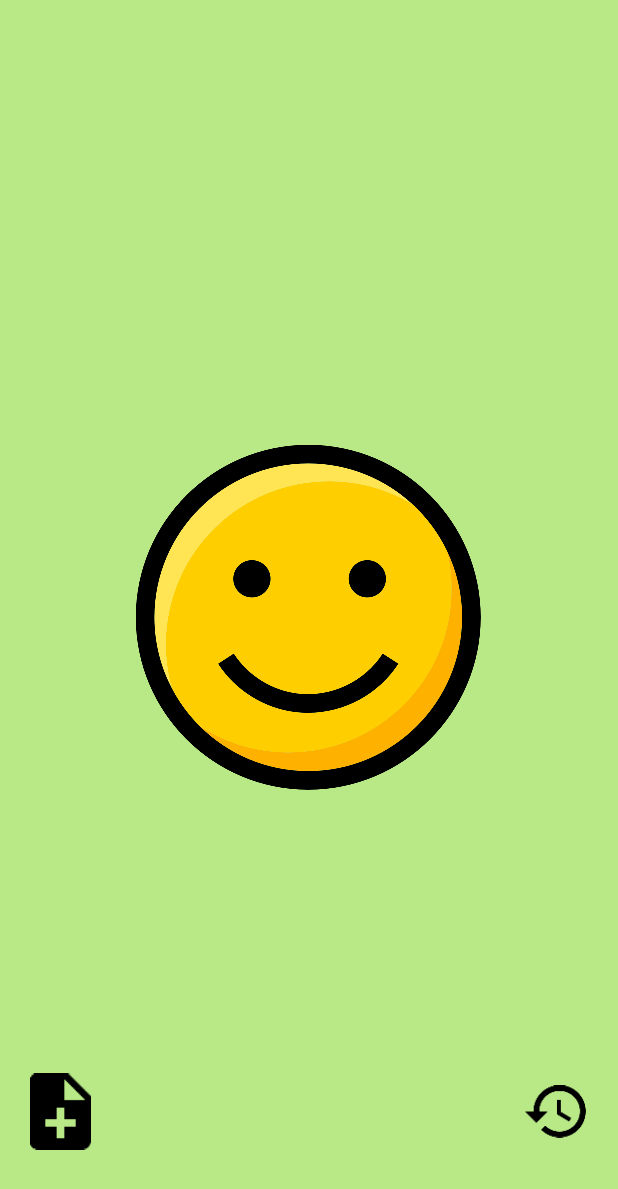
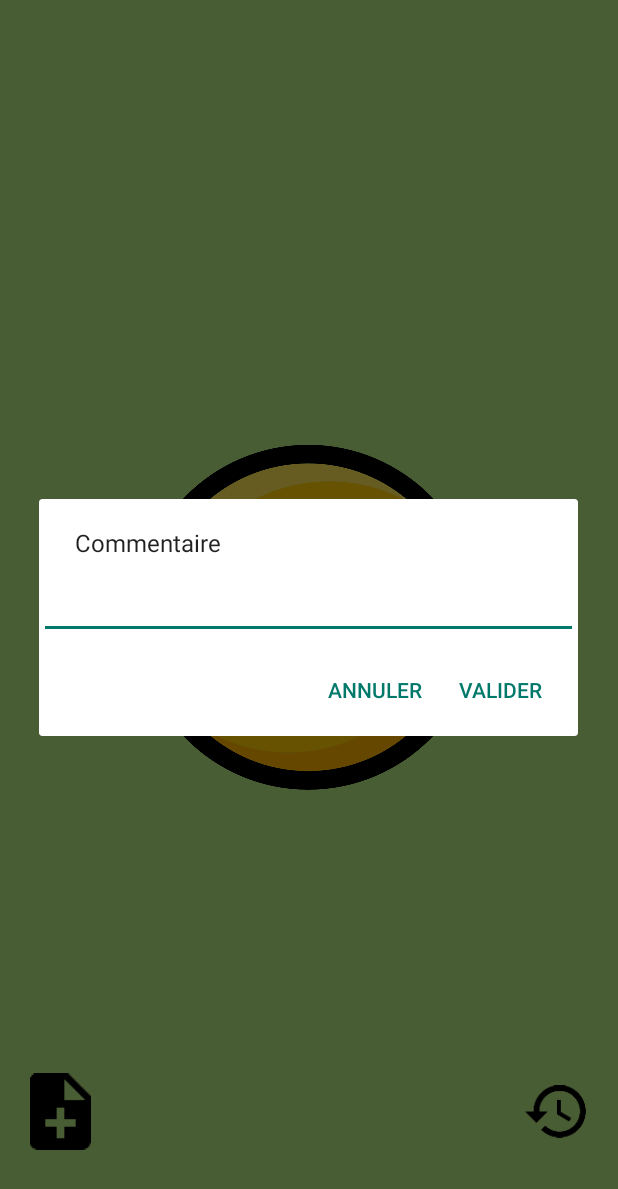
Before and after one commit to AnthonyMineo/MoodTracker, an Android app: the screen it shows after launch (MainActivity), after a tap on an icon or button, on a phone screen of 412 x 824 dp. Shown: the top 1189 px of the screen. Run offline under Robolectric (Android 15) with nearby library versions, the phone set to English and light mode, and no system bars.

Commit message:
add alertdialog on note button

```diff
--- a/app/src/main/java/com/denma/moodtracker/Controller/HistoryActivity.java
+++ b/app/src/main/java/com/denma/moodtracker/Controller/HistoryActivity.java
@@ -176,7 +176,7 @@ public class HistoryActivity extends AppCompatActivity {
     private void setXmlFromData(List<DailyMood> WeekMoodList){
         for(int i = 0; i < WeekMoodList.size(); i ++){
             mMoodTable[i].setText(WeekMoodList.get(i).getDailyMood());
-            if(WeekMoodList.get(i).getDailyCommentary() != "")
+            if(!(WeekMoodList.get(i).getDailyCommentary().equals("")))
                 mCommentaryTable[i].setVisibility(View.VISIBLE);
             setWidthForMoodLayout(WeekMoodList.get(i), mLayoutTable[i]);
         }
--- a/app/src/main/java/com/denma/moodtracker/Controller/MainActivity.java
+++ b/app/src/main/java/com/denma/moodtracker/Controller/MainActivity.java
@@ -1,12 +1,16 @@
 package com.denma.moodtracker.Controller;
 
+import android.content.DialogInterface;
 import android.content.Intent;
+import android.support.v7.app.AlertDialog;
 import android.support.v7.app.AppCompatActivity;
 import android.os.Bundle;
 import android.view.Display;
 import android.view.View;
+import android.widget.EditText;
 import android.widget.FrameLayout;
 import android.widget.ImageView;
+import android.widget.LinearLayout;
 
 import com.denma.moodtracker.Model.DailyMood;
 import com.denma.moodtracker.Model.DailyMoodDAO;
@@ -63,10 +67,14 @@ public class MainActivity extends AppCompatActivity {
         DailyMoodDAO testDB = new DailyMoodDAO(this);
         testDB.open();
 
-
-        testDB.addDailyMood(new DailyMood(0, ":D", "Enfin ca fonctionne !"));
+        /*
+        testDB.addDailyMood(new DailyMood(0, ":D", "C'est trop ENOOOORRRMMEEEE !"));
         testDB.addDailyMood(new DailyMood(0, ":|", "J'ai encore mal aux dents"));
+        testDB.addDailyMood(new DailyMood(0, ":/", ""));
+        testDB.addDailyMood(new DailyMood(0, ":(", "J'ai pas encore vue l'épisode de RWBY !"));
         testDB.addDailyMood(new DailyMood(0, ":)", "mais j'ai bien avancé"));
+        testDB.addDailyMood(new DailyMood(0, ":|", ""));
+        testDB.addDailyMood(new DailyMood(0, ":D", "Enfin ca fonctionne !"));*/
 
         /*
         testDB.supDailyMood(new DailyMood(0, "", ""));
@@ -75,7 +83,8 @@ public class MainActivity extends AppCompatActivity {
         testDB.supDailyMood(new DailyMood(3, "", ""));
         testDB.supDailyMood(new DailyMood(4, "", ""));
         testDB.supDailyMood(new DailyMood(5, "", ""));
-        testDB.supDailyMood(new DailyMood(6, "", ""));*/
+        testDB.supDailyMood(new DailyMood(6, "", ""));
+        testDB.supDailyMood(new DailyMood(7, "", ""));*/
 
 
         mHistoryBlack.setOnClickListener(new View.OnClickListener() {
@@ -89,7 +98,32 @@ public class MainActivity extends AppCompatActivity {
         mNoteAddBlack.setOnClickListener(new View.OnClickListener() {
             @Override
             public void onClick(View view) {
-                //Alertdialog with edittext to do
+                AlertDialog.Builder alertDialog = new AlertDialog.Builder(MainActivity.this);
+                alertDialog.setMessage("Commentaire");
+
+                final EditText comInput = new EditText(MainActivity.this);
+                LinearLayout.LayoutParams layoutParams = new LinearLayout.LayoutParams(LinearLayout.LayoutParams.MATCH_PARENT, LinearLayout.LayoutParams.MATCH_PARENT);
+                comInput.setLayoutParams(layoutParams);
+                alertDialog.setView(comInput);
+
+                alertDialog.setPositiveButton("Valider", new DialogInterface.OnClickListener() {
+                    @Override
+                    public void onClick(DialogInterface dialogInterface, int i) {
+                        //Add the commentary to shared prefs
+                    }
+
+                });
+
+                alertDialog.setNegativeButton("Annuler", new DialogInterface.OnClickListener() {
+                    @Override
+                    public void onClick(DialogInterface dialogInterface, int i) {
+                        dialogInterface.cancel();
+                    }
+
+                });
+
+                alertDialog.create().show();
+
             }
         });
 
```
